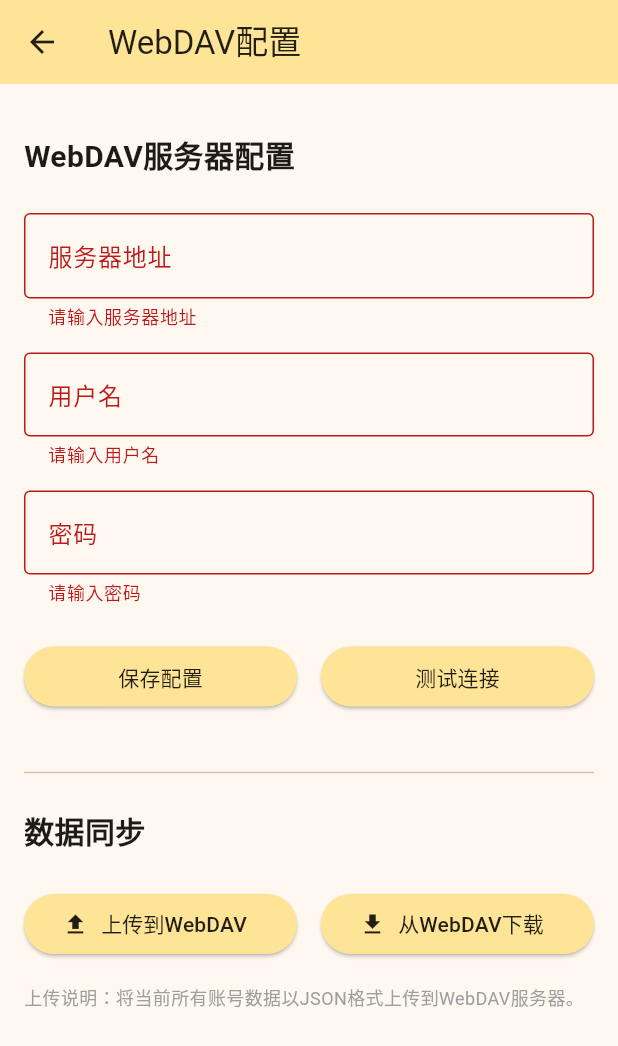
After one commit to WenAnrong/pass_clip, a Flutter app: the WebDAVPage screen opened by its route, after a tap on "保存配置", after a tap on "测试连接", on a phone screen of 412 x 824 dp. The commit adds this screen. Shown: the top 1046 px of the screen. Run offline on Flutter 3.47's test engine with Material 3 defaults, Android fonts, the phone set to English and light mode, and no system bars; our stand-ins replace csv, file_picker, flutter_secure_storage, share_plus, shared_preferences; missing offline and left inert: encrypt; accounts and stored records are empty.

Commit message:
添加了webdav同步相关的东西

```diff
--- a/lib/pages/profile.dart
+++ b/lib/pages/profile.dart
@@ -69,6 +69,17 @@ class ProfilePage extends StatelessWidget {
               trailing: const Icon(Icons.arrow_forward_ios),
               onTap: () {
                 Navigator.pushNamed(context, '/categoryManagement');
+              },
+            ),
+          ),
+          // WebDAV同步
+          Card(
+            margin: const EdgeInsets.all(16.0),
+            child: ListTile(
+              title: const Text('WebDAV同步'),
+              trailing: const Icon(Icons.arrow_forward_ios),
+              onTap: () {
+                Navigator.pushNamed(context, '/webdav');
               },
             ),
           ),
--- /dev/null
+++ b/lib/pages/webdav_page.dart
@@ -0,0 +1,351 @@
+import 'package:flutter/material.dart';
+import 'package:pass_clip/services/import_export_service.dart';
+import 'package:pass_clip/utils/snackbar_manager.dart';
+
+class WebDAVPage extends StatefulWidget {
+  const WebDAVPage({super.key});
+
+  @override
+  State<WebDAVPage> createState() => _WebDAVPageState();
+}
+
+class _WebDAVPageState extends State<WebDAVPage> {
+  final _formKey = GlobalKey<FormState>();
+  final _urlController = TextEditingController();
+  final _usernameController = TextEditingController();
+  final _passwordController = TextEditingController();
+  final ImportExportService _importExportService = ImportExportService();
+  bool _isLoading = false;
+  bool _isTesting = false;
+  bool _isUploading = false;
+  bool _isDownloading = false;
+
+  @override
+  void initState() {
+    super.initState();
+    _loadConfig();
+  }
+
+  @override
+  void dispose() {
+    _urlController.dispose();
+    _usernameController.dispose();
+    _passwordController.dispose();
+    super.dispose();
+  }
+
+  // 加载已保存的WebDAV配置
+  Future<void> _loadConfig() async {
+    setState(() {
+      _isLoading = true;
+    });
+
+    try {
+      final config = await _importExportService.getWebDAVConfig();
+      if (config != null) {
+        _urlController.text = config.url;
+        _usernameController.text = config.username;
+        _passwordController.text = config.password;
+      }
+    } catch (e) {
+      if (mounted) {
+        SnackBarManager().show(context, '加载配置失败：$e');
+      }
+    } finally {
+      setState(() {
+        _isLoading = false;
+      });
+    }
+  }
+
+  // 保存WebDAV配置
+  Future<void> _saveConfig() async {
+    if (_formKey.currentState!.validate()) {
+      final url = _urlController.text;
+      final username = _usernameController.text;
+      final password = _passwordController.text;
+
+      setState(() {
+        _isLoading = true;
+      });
+
+      try {
+        final config = WebDAVConfig(
+          url: url,
+          username: username,
+          password: password,
+        );
+
+        await _importExportService.saveWebDAVConfig(config);
+        if (mounted) {
+          SnackBarManager().show(context, 'WebDAV配置保存成功');
+        }
+      } catch (e) {
+        if (mounted) {
+          SnackBarManager().show(context, '保存配置失败：$e');
+        }
+      } finally {
+        setState(() {
+          _isLoading = false;
+        });
+      }
+    }
+  }
+
+  // 测试WebDAV连接
+  Future<void> _testConnection() async {
+    if (_formKey.currentState!.validate()) {
+      final url = _urlController.text;
+      final username = _usernameController.text;
+      final password = _passwordController.text;
+
+      setState(() {
+        _isTesting = true;
+      });
+
+      try {
+        final config = WebDAVConfig(
+          url: url,
+          username: username,
+          password: password,
+        );
+
+        final isConnected = await _importExportService.testWebDAVConnection(
+          config,
+        );
+        if (isConnected) {
+          if (mounted) {
+            SnackBarManager().show(context, 'WebDAV连接测试成功');
+          }
+        } else {
+          if (mounted) {
+            SnackBarManager().show(context, 'WebDAV连接测试失败');
+          }
+        }
+      } catch (e) {
+        if (mounted) {
+          SnackBarManager().show(context, '测试连接失败：$e');
+        }
+      } finally {
+        setState(() {
+          _isTesting = false;
+        });
+      }
+    }
+  }
+
+  // 上传数据到WebDAV
+  Future<void> _uploadData() async {
+    final config = await _importExportService.getWebDAVConfig();
+    if (config == null) {
+      if (mounted) {
+        SnackBarManager().show(context, '请先配置WebDAV');
+      }
+      return;
+    }
+
+    setState(() {
+      _isUploading = true;
+    });
+
+    try {
+      await _importExportService.uploadToWebDAV(config);
+      if (mounted) {
+        SnackBarManager().show(context, '数据上传成功');
+      }
+    } catch (e) {
+      if (mounted) {
+        SnackBarManager().show(context, '上传失败：$e');
+      }
+    } finally {
+      setState(() {
+        _isUploading = false;
+      });
+    }
+  }
+
+  // 从WebDAV下载数据
+  Future<void> _downloadData() async {
+    final config = await _importExportService.getWebDAVConfig();
+    if (config == null) {
+      if (mounted) {
+        SnackBarManager().show(context, '请先配置WebDAV');
+      }
+      return;
+    }
+
+    setState(() {
+      _isDownloading = true;
+    });
+
+    try {
+      final importedCount = await _importExportService.downloadFromWebDAV(
+        config,
+      );
+      if (mounted) {
+        SnackBarManager().show(context, '数据下载成功，共导入$importedCount条账号信息');
+      }
+    } catch (e) {
+      if (mounted) {
+        SnackBarManager().show(context, '下载失败：$e');
+      }
+    } finally {
+      setState(() {
+        _isDownloading = false;
+      });
+    }
+  }
+
+  @override
+  Widget build(BuildContext context) {
+    return Scaffold(
+      appBar: AppBar(title: const Text('WebDAV配置')),
+      body: _isLoading
+          ? const Center(child: CircularProgressIndicator())
+          : Padding(
+              padding: const EdgeInsets.all(16.0),
+              child: Form(
+                key: _formKey,
+                child: SingleChildScrollView(
+                  child: Column(
+                    crossAxisAlignment: CrossAxisAlignment.start,
+                    children: [
+                      const SizedBox(height: 16.0),
+                      const Text(
+                        'WebDAV服务器配置',
+                        style: TextStyle(
+                          fontSize: 20.0,
+                          fontWeight: FontWeight.bold,
+                        ),
+                      ),
+                      const SizedBox(height: 24.0),
+                      TextFormField(
+                        controller: _urlController,
+                        decoration: const InputDecoration(
+                          labelText: '服务器地址',
+                          hintText: '例如: https://example.com/webdav',
+                          border: OutlineInputBorder(),
+                        ),
+                        validator: (value) {
+                          if (value == null || value.isEmpty) {
+                            return '请输入服务器地址';
+                          }
+                          return null;
+                        },
+                      ),
+                      const SizedBox(height: 16.0),
+                      TextFormField(
+                        controller: _usernameController,
+                        decoration: const InputDecoration(
+                          labelText: '用户名',
+                          border: OutlineInputBorder(),
+                        ),
+                        validator: (value) {
+                          if (value == null || value.isEmpty) {
+                            return '请输入用户名';
+                          }
+                          return null;
+                        },
+                      ),
+                      const SizedBox(height: 16.0),
+                      TextFormField(
+                        controller: _passwordController,
+                        decoration: const InputDecoration(
+                          labelText: '密码',
+                          border: OutlineInputBorder(),
+                        ),
+                        obscureText: true,
+                        validator: (value) {
+                          if (value == null || value.isEmpty) {
+                            return '请输入密码';
+                          }
+                          return null;
+                        },
+                      ),
+                      const SizedBox(height: 24.0),
+                      Row(
+                        mainAxisAlignment: MainAxisAlignment.spaceBetween,
+                        children: [
+                          Expanded(
+                            child: ElevatedButton(
+                              onPressed: _saveConfig,
+                              child: const Text('保存配置'),
+                            ),
+                          ),
+                          const SizedBox(width: 16.0),
+                          Expanded(
+                            child: ElevatedButton(
+                              onPressed: _isTesting ? null : _testConnection,
+                              child: _isTesting
+                                  ? const SizedBox(
+                                      width: 20.0,
+                                      height: 20.0,
+                                      child: CircularProgressIndicator(
+                                        strokeWidth: 2.0,
+                                      ),
+                                    )
+                                  : const Text('测试连接'),
+                            ),
+                          ),
+                        ],
+                      ),
+                      const SizedBox(height: 32.0),
+                      const Divider(),
+                      const SizedBox(height: 16.0),
+                      const Text(
+                        '数据同步',
+                        style: TextStyle(
+                          fontSize: 20.0,
+                          fontWeight: FontWeight.bold,
+                        ),
+                      ),
+                      const SizedBox(height: 24.0),
+                      Row(
+                        mainAxisAlignment: MainAxisAlignment.spaceBetween,
+                        children: [
+                          Expanded(
+                            child: ElevatedButton.icon(
+                              onPressed: _isUploading ? null : _uploadData,
+                              icon: _isUploading
+                                  ? const SizedBox(
+                                      width: 20.0,
+                                      height: 20.0,
+                                      child: CircularProgressIndicator(
+                                        strokeWidth: 2.0,
+                                      ),
+                                    )
+                                  : const Icon(Icons.upload),
+                              label: const Text('上传到WebDAV'),
+                            ),
+                          ),
+                          const SizedBox(width: 16.0),
+                          Expanded(
+                            child: ElevatedButton.icon(
+                              onPressed: _isDownloading ? null : _downloadData,
+                              icon: _isDownloading
+                                  ? const SizedBox(
+                                      width: 20.0,
+                                      height: 20.0,
+                                      child: CircularProgressIndicator(
+                                        strokeWidth: 2.0,
+                                      ),
+                                    )
+                                  : const Icon(Icons.download),
+                              label: const Text('从WebDAV下载'),
+                            ),
+                          ),
+                        ],
+                      ),
+                      const SizedBox(height: 16.0),
+                      const Text(
+                        '上传说明：将当前所有账号数据以JSON格式上传到WebDAV服务器。',
+                        style: TextStyle(fontSize: 12.0, color: Colors.grey),
+                      ),
+                    ],
+                  ),
+                ),
+              ),
+            ),
+    );
+  }
+}
--- a/lib/routers/index.dart
+++ b/lib/routers/index.dart
@@ -8,6 +8,7 @@ import 'package:pass_clip/pages/profile.dart';
 import 'package:pass_clip/pages/category_management.dart';
 import 'package:pass_clip/pages/login.dart';
 import 'package:pass_clip/pages/password_setup.dart';
+import 'package:pass_clip/pages/webdav_page.dart';
 
 class AppRouter {
   static Map<String, WidgetBuilder> routes = {
@@ -20,5 +21,6 @@ class AppRouter {
     '/categoryManagement': (context) => const CategoryManagementPage(),
     '/login': (context) => const LoginPage(),
     '/passwordSetup': (context) => const PasswordSetupPage(),
+    '/webdav': (context) => const WebDAVPage(),
   };
 }
--- a/lib/services/import_export_service.dart
+++ b/lib/services/import_export_service.dart
@@ -1,11 +1,133 @@
 import 'dart:convert';
 import 'package:csv/csv.dart';
+import 'package:http/http.dart' as http;
+import 'package:shared_preferences/shared_preferences.dart';
 import 'package:pass_clip/models/account.dart';
 import 'package:pass_clip/models/category.dart';
 import 'package:pass_clip/services/storage_service.dart';
 
+// WebDAV配置模型
+class WebDAVConfig {
+  final String url;
+  final String username;
+  final String password;
+
+  WebDAVConfig({
+    required this.url,
+    required this.username,
+    required this.password,
+  });
+
+  Map<String, dynamic> toMap() {
+    return {'url': url, 'username': username, 'password': password};
+  }
+
+  factory WebDAVConfig.fromMap(Map<String, dynamic> map) {
+    return WebDAVConfig(
+      url: map['url'] ?? '',
+      username: map['username'] ?? '',
+      password: map['password'] ?? '',
+    );
+  }
+}
+
 class ImportExportService {
   final StorageService _storageService = StorageService();
+  static const String _webdavConfigKey = 'webdav_config';
+
+  // 获取SharedPreferences实例
+  Future<SharedPreferences> _getPrefs() async {
+    return await SharedPreferences.getInstance();
+  }
+
+  // 保存WebDAV配置
+  Future<void> saveWebDAVConfig(WebDAVConfig config) async {
+    final prefs = await _getPrefs();
+    await prefs.setString(_webdavConfigKey, json.encode(config.toMap()));
+  }
+
+  // 获取WebDAV配置
+  Future<WebDAVConfig?> getWebDAVConfig() async {
+    final prefs = await _getPrefs();
+    final configJson = prefs.getString(_webdavConfigKey);
+    if (configJson == null) return null;
+    final configMap = json.decode(configJson) as Map<String, dynamic>;
+    return WebDAVConfig.fromMap(configMap);
+  }
+
+  // 测试WebDAV连接
+  Future<bool> testWebDAVConnection(WebDAVConfig config) async {
+    try {
+      final response = await http.get(
+        Uri.parse(config.url),
+        headers: {
+          'Authorization':
+              'Basic ${base64Encode(utf8.encode('${config.username}:${config.password}'))}',
+        },
+      );
+      return response.statusCode == 200;
+    } catch (e) {
+      return false;
+    }
+  }
+
+  // 上传JSON文件到WebDAV
+  Future<void> uploadToWebDAV(WebDAVConfig config) async {
+    try {
+      // 导出JSON数据
+      final jsonData = await exportToJson();
+
+      // 生成文件名
+      final fileName = generateExportFileName('json');
+
+      // 上传到WebDAV服务器
+      final response = await http.put(
+        Uri.parse(
+          '${config.url.endsWith('/') ? config.url : '${config.url}/'}$fileName',
+        ),
+        headers: {
+          'Content-Type': 'application/json',
+          'Authorization':
+              'Basic ${base64Encode(utf8.encode('${config.username}:${config.password}'))}',
+        },
+        body: jsonData,
+      );
+
+      if (response.statusCode != 201 && response.statusCode != 204) {
+        throw Exception('上传失败：${response.statusCode} ${response.reasonPhrase}');
+      }
+    } catch (e) {
+      throw Exception('WebDAV上传失败：$e');
+    }
+  }
+
+  // 从WebDAV下载JSON文件
+  Future<int> downloadFromWebDAV(WebDAVConfig config) async {
+    try {
+      // 生成文件名
+      final fileName = generateExportFileName('json');
+
+      // 从WebDAV服务器下载
+      final response = await http.get(
+        Uri.parse(
+          '${config.url.endsWith('/') ? config.url : '${config.url}/'}$fileName',
+        ),
+        headers: {
+          'Authorization':
+              'Basic ${base64Encode(utf8.encode('${config.username}:${config.password}'))}',
+        },
+      );
+
+      if (response.statusCode != 200) {
+        throw Exception('下载失败：${response.statusCode} ${response.reasonPhrase}');
+      }
+
+      // 导入数据
+      return await importFromJson(response.body);
+    } catch (e) {
+      throw Exception('WebDAV下载失败：$e');
+    }
+  }
 
   // 导出为JSON格式
   Future<String> exportToJson() async {
--- a/pubspec.yaml
+++ b/pubspec.yaml
@@ -43,6 +43,8 @@ dependencies:
   permission_handler: ^12.0.1        # 权限申请（文件/生物识别）
   file_picker: ^10.3.8               # 文件选择器
   share_plus: ^12.0.1                # 分享文件
+  http: ^1.6.0                       # HTTP客户端
+  webdav_client: ^1.2.2              # WebDAV客户端
 
 dev_dependencies:
   flutter_test:
```
Also changed, not shown: pubspec.lock.
